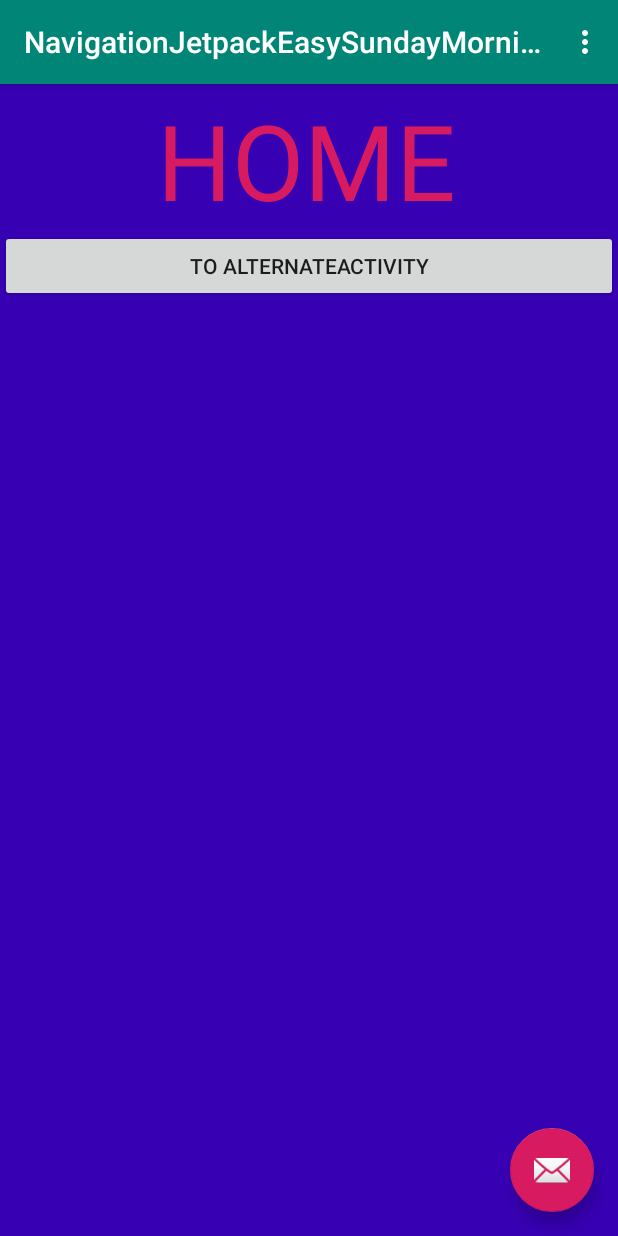
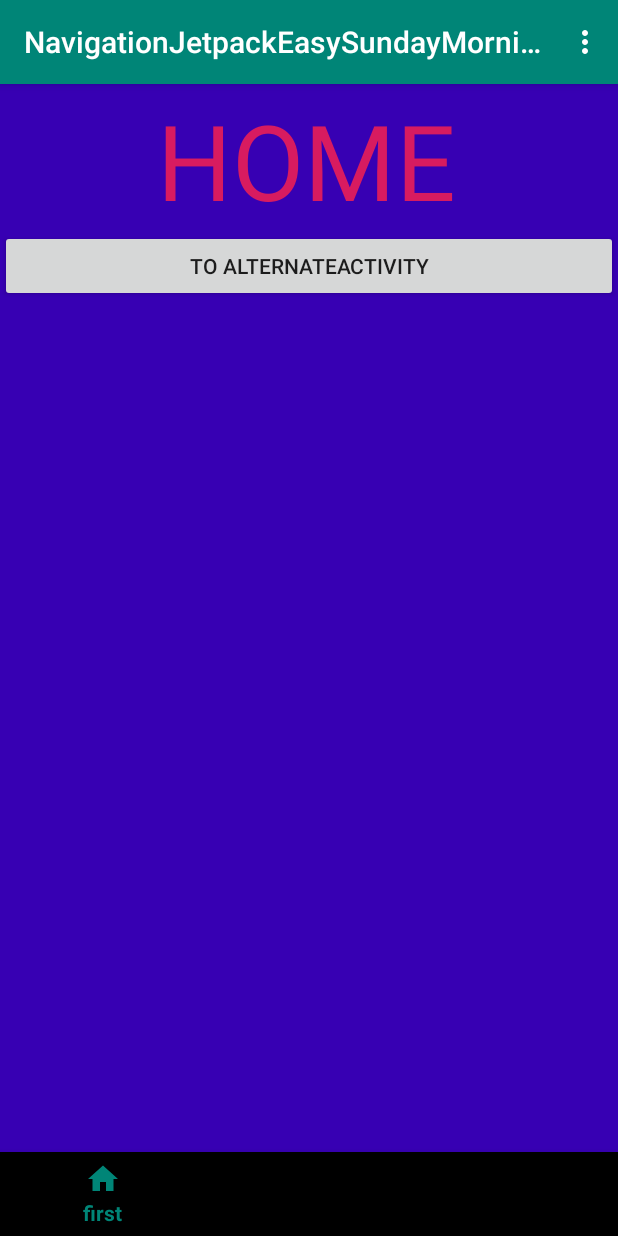
Before and after one commit to FrancisGlacken/NavigationJetpackEasySundayMorning, an Android app: the screen it shows after launch (MainActivity), on a phone screen of 412 x 824 dp. Run offline under Robolectric (Android 15) with nearby library versions, the phone set to English and light mode, and no system bars; our stand-ins replace navigation-ui; 2 statements that could not run were skipped.

Commit message:
BottomNav shell

```diff
--- a/app/src/main/java/com/deltorostudios/navigationjetpackeasysundaymorning/HomeFragment.java
+++ b/app/src/main/java/com/deltorostudios/navigationjetpackeasysundaymorning/HomeFragment.java
@@ -13,6 +13,7 @@ import javax.xml.namespace.NamespaceContext;
 
 import androidx.navigation.NavController;
 import androidx.navigation.Navigation;
+import androidx.navigation.ui.NavigationUI;
 
 public class HomeFragment extends Fragment {
 
@@ -28,6 +29,8 @@ public class HomeFragment extends Fragment {
         Button changeButton = view.findViewById(R.id.toAlternateFragmentButton);
         CustomObject object = new CustomObject(1, "Fran", "Good looking");
 
+
+
         changeButton.setOnClickListener(Navigation.createNavigateOnClickListener(R.id.action_homeFragment_to_alternateFragment, null));
 //        changeButton.setOnClickListener(new View.OnClickListener() {
 //            @Override
--- /dev/null
+++ b/app/src/main/res/drawable/ic_home_black_24dp.xml
@@ -0,0 +1,9 @@
+<vector xmlns:android="http://schemas.android.com/apk/res/android"
+        android:width="24dp"
+        android:height="24dp"
+        android:viewportWidth="24.0"
+        android:viewportHeight="24.0">
+    <path
+        android:fillColor="#FF000000"
+        android:pathData="M10,20v-6h4v6h5v-8h3L12,3 2,12h3v8z"/>
+</vector>
--- /dev/null
+++ b/app/src/main/res/drawable/ic_settings_black_24dp.xml
@@ -0,0 +1,9 @@
+<vector xmlns:android="http://schemas.android.com/apk/res/android"
+        android:width="24dp"
+        android:height="24dp"
+        android:viewportWidth="24.0"
+        android:viewportHeight="24.0">
+    <path
+        android:fillColor="#FF000000"
+        android:pathData="M19.43,12.98c0.04,-0.32 0.07,-0.64 0.07,-0.98s-0.03,-0.66 -0.07,-0.98l2.11,-1.65c0.19,-0.15 0.24,-0.42 0.12,-0.64l-2,-3.46c-0.12,-0.22 -0.39,-0.3 -0.61,-0.22l-2.49,1c-0.52,-0.4 -1.08,-0.73 -1.69,-0.98l-0.38,-2.65C14.46,2.18 14.25,2 14,2h-4c-0.25,0 -0.46,0.18 -0.49,0.42l-0.38,2.65c-0.61,0.25 -1.17,0.59 -1.69,0.98l-2.49,-1c-0.23,-0.09 -0.49,0 -0.61,0.22l-2,3.46c-0.13,0.22 -0.07,0.49 0.12,0.64l2.11,1.65c-0.04,0.32 -0.07,0.65 -0.07,0.98s0.03,0.66 0.07,0.98l-2.11,1.65c-0.19,0.15 -0.24,0.42 -0.12,0.64l2,3.46c0.12,0.22 0.39,0.3 0.61,0.22l2.49,-1c0.52,0.4 1.08,0.73 1.69,0.98l0.38,2.65c0.03,0.24 0.24,0.42 0.49,0.42h4c0.25,0 0.46,-0.18 0.49,-0.42l0.38,-2.65c0.61,-0.25 1.17,-0.59 1.69,-0.98l2.49,1c0.23,0.09 0.49,0 0.61,-0.22l2,-3.46c0.12,-0.22 0.07,-0.49 -0.12,-0.64l-2.11,-1.65zM12,15.5c-1.93,0 -3.5,-1.57 -3.5,-3.5s1.57,-3.5 3.5,-3.5 3.5,1.57 3.5,3.5 -1.57,3.5 -3.5,3.5z"/>
+</vector>
--- /dev/null
+++ b/app/src/main/res/drawable/ic_timer_black_24dp.xml
@@ -0,0 +1,9 @@
+<vector xmlns:android="http://schemas.android.com/apk/res/android"
+        android:width="24dp"
+        android:height="24dp"
+        android:viewportWidth="24.0"
+        android:viewportHeight="24.0">
+    <path
+        android:fillColor="#FF000000"
+        android:pathData="M15,1L9,1v2h6L15,1zM11,14h2L13,8h-2v6zM19.03,7.39l1.42,-1.42c-0.43,-0.51 -0.9,-0.99 -1.41,-1.41l-1.42,1.42C16.07,4.74 14.12,4 12,4c-4.97,0 -9,4.03 -9,9s4.02,9 9,9 9,-4.03 9,-9c0,-2.12 -0.74,-4.07 -1.97,-5.61zM12,20c-3.87,0 -7,-3.13 -7,-7s3.13,-7 7,-7 7,3.13 7,7 -3.13,7 -7,7z"/>
+</vector>
--- a/app/src/main/res/layout/activity_main.xml
+++ b/app/src/main/res/layout/activity_main.xml
@@ -30,12 +30,18 @@
         app:navGraph="@navigation/nav_graph"
         app:defaultNavHost="true"/>
 
-    <android.support.design.widget.FloatingActionButton
-        android:id="@+id/fab"
-        android:layout_width="wrap_content"
+    <!--<android.support.design.widget.FloatingActionButton-->
+        <!--android:id="@+id/fab"-->
+        <!--android:layout_width="wrap_content"-->
+        <!--android:layout_height="wrap_content"-->
+        <!--android:layout_gravity="bottom|end"-->
+        <!--android:layout_margin="@dimen/fab_margin"-->
+        <!--app:srcCompat="@android:drawable/ic_dialog_email" />-->
+
+    <android.support.design.widget.BottomNavigationView
+        android:id="@+id/bottomNav"
+        android:layout_width="match_parent"
         android:layout_height="wrap_content"
-        android:layout_gravity="bottom|end"
-        android:layout_margin="@dimen/fab_margin"
-        app:srcCompat="@android:drawable/ic_dialog_email" />
-
+        app:menu="@menu/bottom_navigation_menu"
+        android:layout_gravity="bottom"/>
 </android.support.design.widget.CoordinatorLayout>
--- /dev/null
+++ b/app/src/main/res/menu/bottom_navigation_menu.xml
@@ -0,0 +1,18 @@
+<?xml version="1.0" encoding="utf-8"?>
+<menu xmlns:android="http://schemas.android.com/apk/res/android">
+<item
+    android:id="@+id/navHome"
+    android:enabled="true"
+    android:icon="@drawable/ic_home_black_24dp"
+    android:title="first"/>
+<item
+    android:id="@+id/navTimer"
+    android:enabled="true"
+    android:icon="@drawable/ic_timer_black_24dp"
+    android:title="second" />
+<item
+    android:id="@+id/navSettings"
+    android:enabled="true"
+    android:title="third"
+    android:icon="@drawable/ic_settings_black_24dp"/>
+</menu>
```
